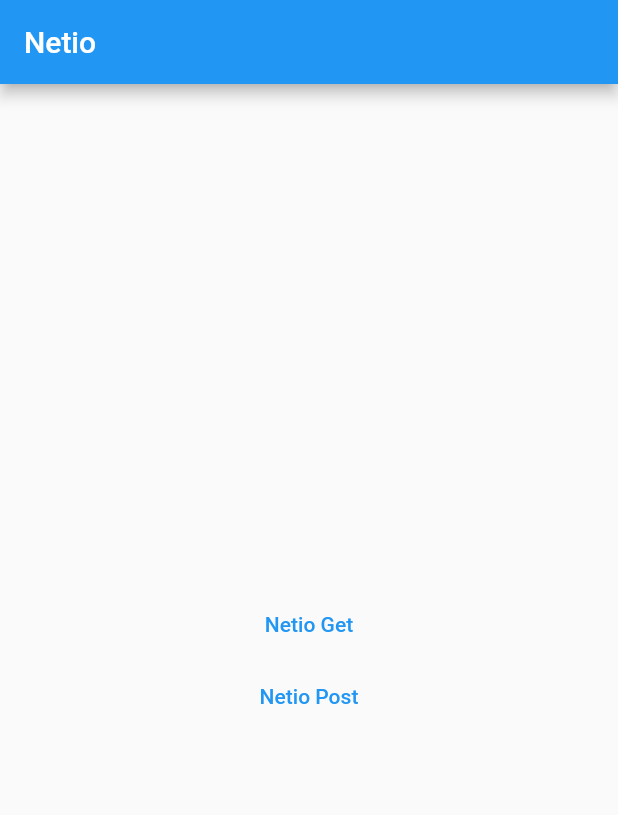
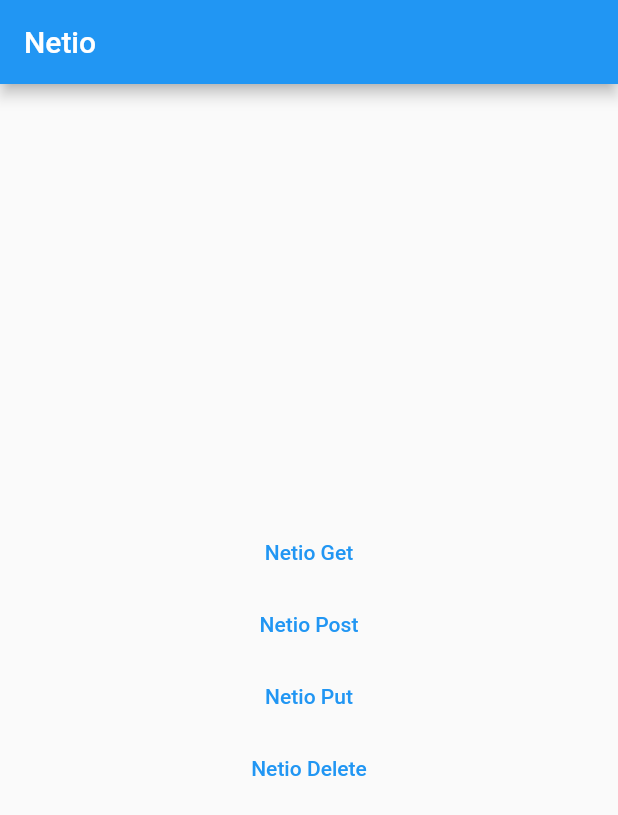
Before and after one commit to aashish2604/Netio, a Flutter app: the screen it shows after launch, after a tap on "Netio Post", on a phone screen of 412 x 824 dp. Shown: the top 815 px of the screen. Run offline on Flutter 3.47's test engine with Material 2 defaults, Android fonts, the phone set to English and light mode, and no system bars; network calls fail.

Commit message:
feat: example for put and delete

```diff
--- a/example/lib/main.dart
+++ b/example/lib/main.dart
@@ -1,3 +1,5 @@
+import 'dart:convert';
+
 import 'package:flutter/material.dart';
 import 'package:netio/netio.dart';
 
@@ -26,6 +28,15 @@ class HomePage extends StatelessWidget {
 
   @override
   Widget build(BuildContext context) {
+    void logData(Response? response) {
+      print(response?.body);
+      print(response?.options?.contentLength);
+      print(response?.options?.method);
+      print(response?.errorMessage);
+      print(response?.statusCode);
+      print(response?.statusMessage);
+    }
+
     return Scaffold(
       appBar: AppBar(title: const Text("Netio")),
       body: Center(
@@ -37,14 +48,10 @@ class HomePage extends StatelessWidget {
                   final response = await Netio().get(
                       'https://jsonplaceholder.typicode.com/posts',
                       options: Options(
+                          queryParameters: {'userId': 1},
                           maxRedirects: 2,
                           idleTimeout: const Duration(seconds: 10)));
-                  print(response?.body);
-                  print(response?.options?.contentLength);
-                  print(response?.options?.method);
-                  print(response?.errorMessage);
-                  print(response?.statusCode);
-                  print(response?.statusMessage);
+                  logData(response);
                 },
                 child: const Text('Netio Get')),
             TextButton(
@@ -59,14 +66,33 @@ class HomePage extends StatelessWidget {
                       options: Options(headers: {
                         'Content-type': 'application/json; charset=UTF-8'
                       }));
-                  print(response?.body);
-                  print(response?.options?.contentLength);
-                  print(response?.options?.method);
-                  print(response?.errorMessage);
-                  print(response?.statusCode);
-                  print(response?.statusMessage);
+                  logData(response);
                 },
                 child: const Text('Netio Post')),
+            TextButton(
+                onPressed: () async {
+                  final response = await Netio().put(
+                      'https://jsonplaceholder.typicode.com/posts/1',
+                      body: {
+                        'id': 1,
+                        'title': 'foo',
+                        'body': 'bar',
+                        'userId': 1,
+                      },
+                      options: Options(headers: {
+                        'Content-type': 'application/json; charset=UTF-8'
+                      }));
+                  logData(response);
+                },
+                child: const Text('Netio Put')),
+            TextButton(
+                onPressed: () async {
+                  final response = await Netio().delete(
+                    'https://jsonplaceholder.typicode.com/posts/1',
+                  );
+                  logData(response);
+                },
+                child: const Text('Netio Delete')),
           ],
         ),
       ),
```
Also changed, not shown: lib/src/request.dart (deleted).
